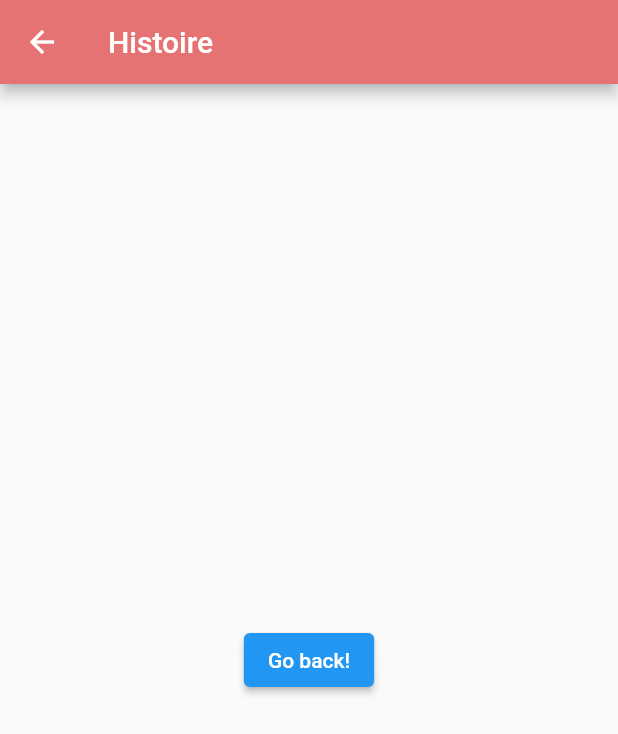
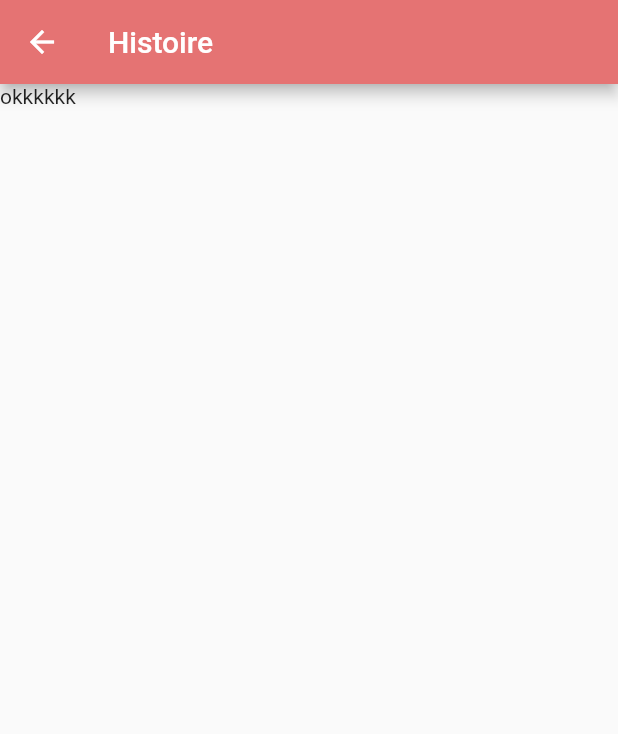
Before and after one commit to celestindeal/la-ferme-deal, a Flutter app: the Histoire screen opened by its route, on a phone screen of 412 x 824 dp. Shown: the top 734 px of the screen. Run offline on Flutter 3.47's test engine with Material 2 defaults, Android fonts, the phone set to English and light mode, and no system bars; our stand-ins replace responsive_builder.

Commit message:
Responsive

```diff
--- a/lib/histoire.dart
+++ b/lib/histoire.dart
@@ -1,22 +1,29 @@
 import 'package:flutter/material.dart';
+import 'package:responsive_builder/responsive_builder.dart';
 
 class Histoire extends StatelessWidget {
   @override
   Widget build(BuildContext context) {
+    ordi() {
+      return Text("okkkkkk");
+    }
+
     return Scaffold(
       appBar: AppBar(
         title: Text("Histoire"),
       ),
-      body: Center(
-        child: ElevatedButton(
-          onPressed: () {
-            Navigator.pushNamedAndRemoveUntil(
-                context, '/', (Route<dynamic> route) => false);
-
-            // Navigator.pushNamed(context, '/');
-          },
-          child: Text('Go back!'),
-        ),
+      body: ResponsiveBuilder(
+        builder: (context, sizingInformation) {
+          // Check the sizing information here and return your UI
+          if (sizingInformation.deviceScreenType == DeviceScreenType.desktop) {
+            return ordi();
+          } else if (sizingInformation.deviceScreenType ==
+              DeviceScreenType.tablet) {
+            return ordi();
+          } else {
+            return ordi();
+          }
+        },
       ),
     );
   }
--- a/pubspec.yaml
+++ b/pubspec.yaml
@@ -25,7 +25,7 @@ dependencies:
     sdk: flutter
   url_launcher: ^5.4.10
   awesome_package: ^0.0.1
-  responsive_layout_builder: ^0.4.4
+  responsive_builder: ^0.3.0
 
 
   # The following adds the Cupertino Icons font to your application.
```
Also changed, not shown: lib/accueil.dart (+22 -34 lines), lib/produit.dart (+17 -10 lines), lib/vendeur.dart (+23 -7 lines), pubspec.lock.
